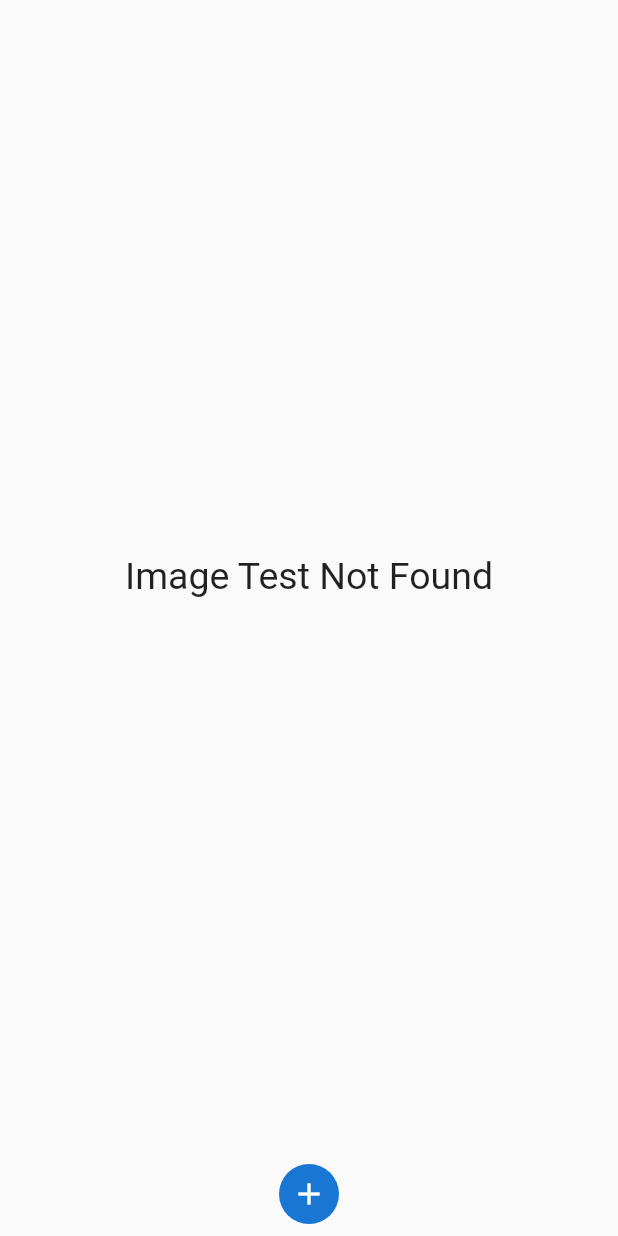
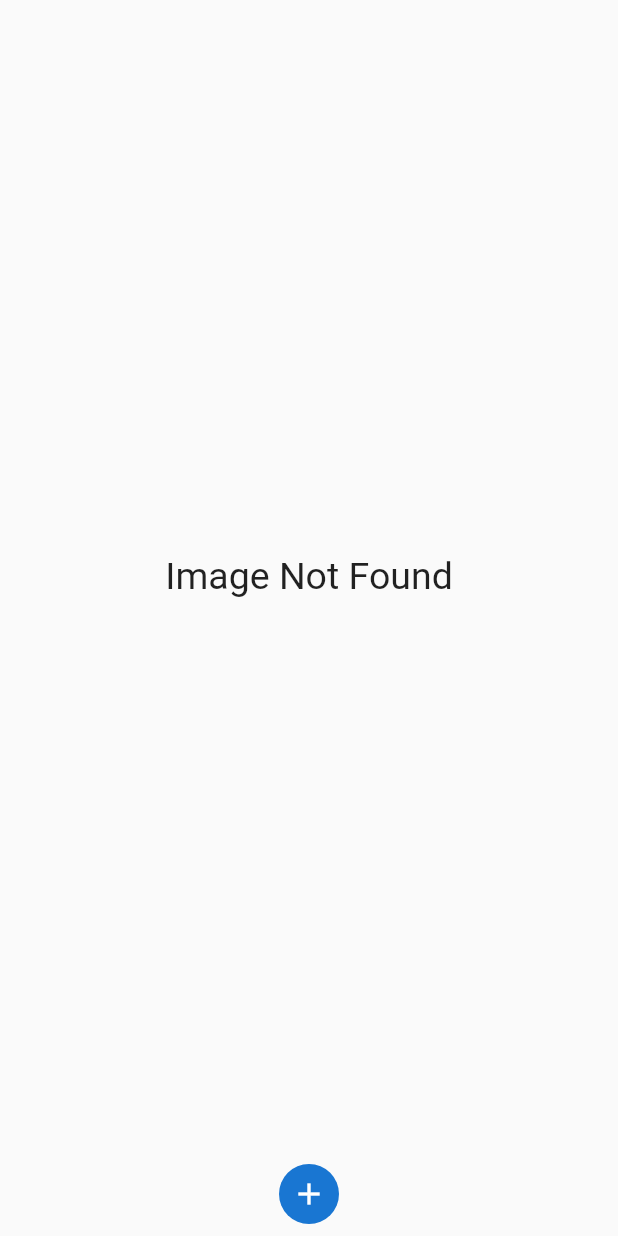
Before and after one commit to Varchar7/flutter_image_picker, a Flutter app: the screen it shows after launch, on a phone screen of 412 x 824 dp. Run offline on Flutter 3.47's test engine with Material 2 defaults, Android fonts, the light colour scheme and no system bars; our stand-ins replace image_picker.

Commit message:
Test Updated

```diff
--- a/lib/dailogue.dart
+++ b/lib/dailogue.dart
@@ -48,7 +48,7 @@ class _ImageFromDailogueState extends State<ImageFromDailogue> {
       body: Center(
         child: imagePath == ''
             ? const Text(
-                'Image Test Not Found',
+                'Image Not Found',
                 style: TextStyle(
                   fontSize: 25,
                 ),
```
